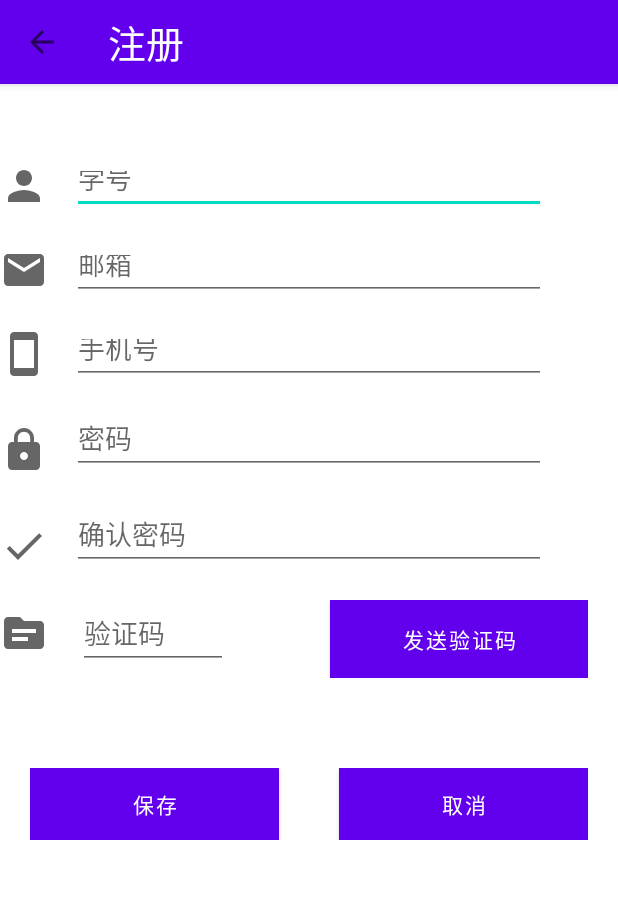
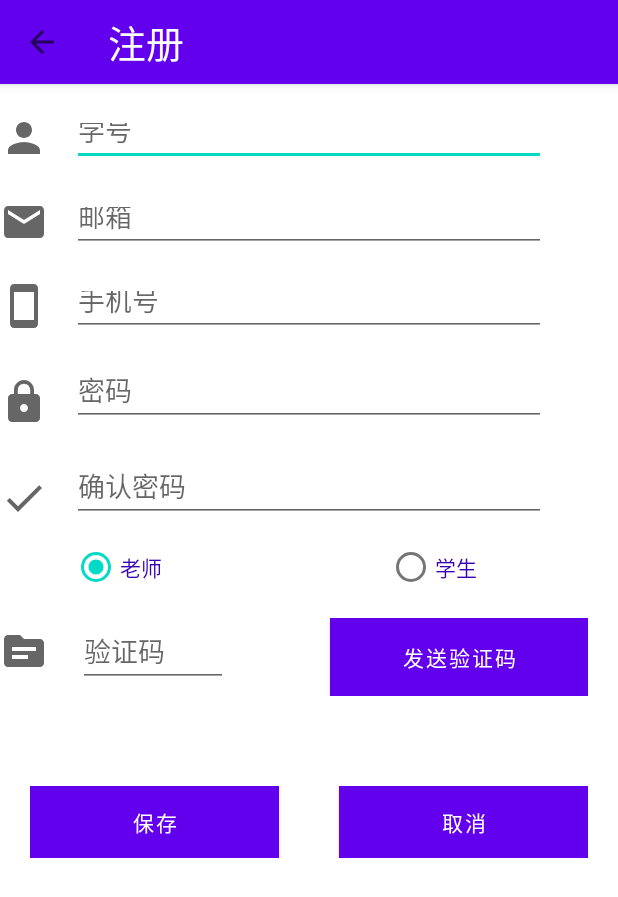
Before and after one commit to freezing00/EVONet, an Android app: the StartActivity screen opened directly, with no data from a screen before it, after a tap on "新用户注册", on a phone screen of 412 x 824 dp. Shown: the top 897 px of the screen. Run offline under Robolectric (Android 15) with nearby library versions, the phone set to English and light mode, and no system bars; libraries missing offline, so code that uses them is left out: cn.bmob.v3; 1 statement that could not run was skipped; 1 other tap on this screen came first.

Commit message:
区分老师和学生身份

```diff
--- a/app/src/main/java/com/example/evonet/sqlite/MySQLiteHelper.java
+++ b/app/src/main/java/com/example/evonet/sqlite/MySQLiteHelper.java
@@ -21,6 +21,7 @@ public class MySQLiteHelper extends SQLiteOpenHelper {
     @Override
     public void onCreate(SQLiteDatabase sqLiteDatabase) {
 
+
         String sql = "create table if not exists " + TABLE_USER + " (NickName text, Groups text, Motto text)";
         sqLiteDatabase.execSQL(sql);
         Log.d(TAG, "succeed");
--- a/app/src/main/res/layout/activity_register.xml
+++ b/app/src/main/res/layout/activity_register.xml
@@ -30,7 +30,7 @@
     <RelativeLayout
         android:layout_width="match_parent"
         android:layout_height="40dp"
-        android:layout_marginTop="48dp">
+        android:layout_marginTop="16dp">
 
         <ImageView
             android:layout_width="32dp"
@@ -143,6 +143,45 @@
             android:layout_marginEnd="48dp"
             android:maxLines="1"/>
     </RelativeLayout>
+
+    <RelativeLayout
+        android:layout_width="match_parent"
+        android:layout_height="28dp"
+        android:layout_marginTop="16dp">
+        <RadioGroup
+            android:layout_width="match_parent"
+            android:layout_height="match_parent"
+            android:orientation="horizontal"
+            android:gravity="center_vertical"
+            android:id="@+id/user_type"
+            android:checkedButton="@id/user_teacher"
+            >
+
+        <RadioButton
+            android:layout_width="wrap_content"
+            android:layout_height="wrap_content"
+            android:textColor="@color/design_default_color_primary_variant"
+            android:id="@+id/user_teacher"
+            android:layout_marginStart="48dp"
+            android:text="老师"
+            android:layout_marginBottom="4dp"
+            android:layout_alignParentStart="true"
+            android:layout_alignParentBottom="true"/>
+
+        <RadioButton
+            android:layout_width="wrap_content"
+            android:layout_height="wrap_content"
+            android:textColor="@color/design_default_color_primary_variant"
+            android:id="@+id/user_student"
+            android:layout_marginLeft="150dp"
+            android:text="学生"
+            android:layout_marginBottom="4dp"
+            android:layout_alignParentStart="true"
+            android:layout_alignParentBottom="true"/>
+
+         </RadioGroup>
+    </RelativeLayout>
+
     <LinearLayout
         android:layout_width="match_parent"
         android:layout_height="wrap_content"
@@ -184,6 +223,8 @@
 
     </LinearLayout>
 
+
+
     <LinearLayout
         android:layout_width="match_parent"
         android:layout_height="wrap_content"
```
Also changed, not shown: app/src/main/java/com/example/evonet/activities/MainActivity.java (+15 -9 lines), app/src/main/java/com/example/evonet/activities/RegisterActivity.java (+20 -6 lines), app/src/main/java/com/example/evonet/javaBeans/Sign.java (added, +42 -0 lines), app/src/main/java/com/example/evonet/javaBeans/User.java (+27 -1 lines).
